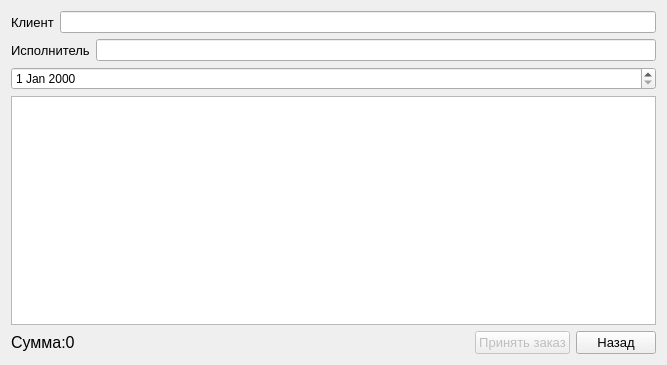
This is code/form_for_give_order.ui in Alex-Sidorov/SEFOLL as Qt 5 draws it before an edit. The edited form follows.
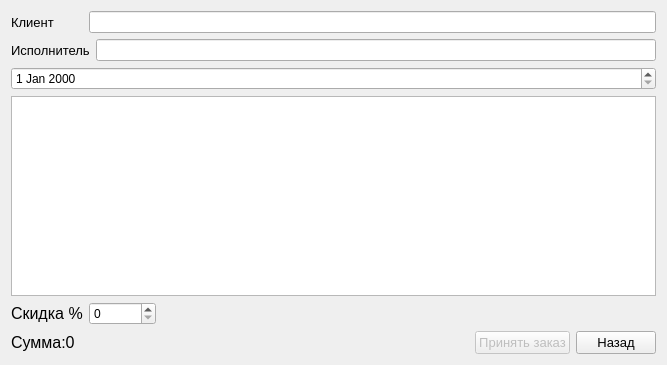
This is the edited form.

Commit message: add discount for orders

Diff of the .ui file:
```diff
--- a/code/form_for_give_order.ui
+++ b/code/form_for_give_order.ui
@@ -28,6 +28,22 @@
        </property>
       </widget>
      </item>
+     <item>
+      <spacer name="horizontalSpacer_3">
+       <property name="orientation">
+        <enum>Qt::Horizontal</enum>
+       </property>
+       <property name="sizeType">
+        <enum>QSizePolicy::Fixed</enum>
+       </property>
+       <property name="sizeHint" stdset="0">
+        <size>
+         <width>29</width>
+         <height>20</height>
+        </size>
+       </property>
+      </spacer>
+     </item>
      <item>
       <widget class="QLineEdit" name="name_client"/>
      </item>
@@ -192,7 +208,7 @@
        </font>
       </property>
       <property name="textAlignment">
-       <set>AlignHCenter|AlignVCenter|AlignCenter</set>
+       <set>AlignCenter</set>
       </property>
      </column>
      <column>
@@ -205,7 +221,7 @@
        </font>
       </property>
       <property name="textAlignment">
-       <set>AlignHCenter|AlignVCenter|AlignCenter</set>
+       <set>AlignCenter</set>
       </property>
       <property name="foreground">
        <brush brushstyle="SolidPattern">
@@ -229,11 +245,56 @@
        </font>
       </property>
       <property name="textAlignment">
-       <set>AlignHCenter|AlignVCenter|AlignCenter</set>
+       <set>AlignCenter</set>
       </property>
      </column>
     </widget>
    </item>
+   <item>
+    <layout class="QHBoxLayout" name="horizontalLayout_4">
+     <item>
+      <widget class="QLabel" name="label_3">
+       <property name="font">
+        <font>
+         <pointsize>12</pointsize>
+        </font>
+       </property>
+       <property name="text">
+        <string>Скидка %</string>
+       </property>
+      </widget>
+     </item>
+     <item>
+      <widget class="QSpinBox" name="discount">
+       <property name="sizePolicy">
+        <sizepolicy hsizetype="Expanding" vsizetype="Fixed">
+         <horstretch>50</horstretch>
+         <verstretch>0</verstretch>
+        </sizepolicy>
+       </property>
+       <property name="maximum">
+        <number>100</number>
+       </property>
+      </widget>
+     </item>
+     <item>
+      <spacer name="horizontalSpacer_2">
+       <property name="orientation">
+        <enum>Qt::Horizontal</enum>
+       </property>
+       <property name="sizeType">
+        <enum>QSizePolicy::Fixed</enum>
+       </property>
+       <property name="sizeHint" stdset="0">
+        <size>
+         <width>500</width>
+         <height>20</height>
+        </size>
+       </property>
+      </spacer>
+     </item>
+    </layout>
+   </item>
    <item>
     <layout class="QHBoxLayout" name="horizontalLayout_3">
      <item>
```
Left out of the diff: 4 changed lines with no effect on the pictures. The commit also changes 72 other files.
